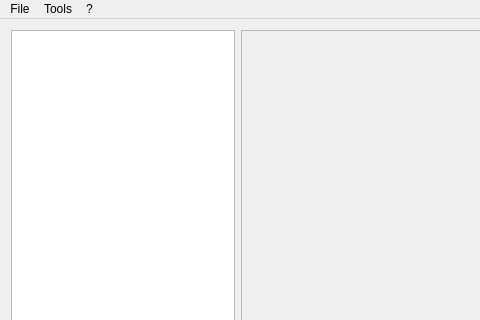
Old version of the form Source/mainwindow.ui in the repository OnexTale/OnexExplorer; both pictures show x 0 to 480 and y 0 to 320 of the 972 by 740 pixel window.
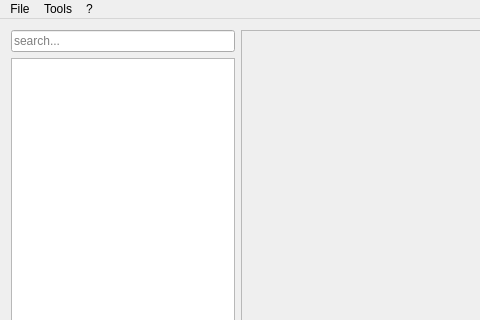
New version of the form. Icons and pictures are not drawn.

Commit message: added basic search/filter

Diff of the .ui file:
```diff
--- a/Source/mainwindow.ui
+++ b/Source/mainwindow.ui
@@ -29,7 +29,7 @@
   </property>
   <widget class="QWidget" name="centralWidget">
    <layout class="QGridLayout" name="gridLayout">
-    <item row="0" column="0">
+    <item row="1" column="0">
      <widget class="QTreeWidget" name="treeWidget">
       <property name="sizePolicy">
        <sizepolicy hsizetype="Fixed" vsizetype="Expanding">
@@ -59,7 +59,20 @@
       </column>
      </widget>
     </item>
-    <item row="0" column="1">
+    <item row="0" column="0">
+     <widget class="QLineEdit" name="filterInput">
+      <property name="maximumSize">
+       <size>
+        <width>224</width>
+        <height>16777215</height>
+       </size>
+      </property>
+      <property name="placeholderText">
+       <string>search...</string>
+      </property>
+     </widget>
+    </item>
+    <item row="0" column="1" rowspan="2">
      <widget class="QFrame" name="previewFrame">
       <property name="frameShape">
        <enum>QFrame::StyledPanel</enum>
```
The commit also changes 2 other files.
